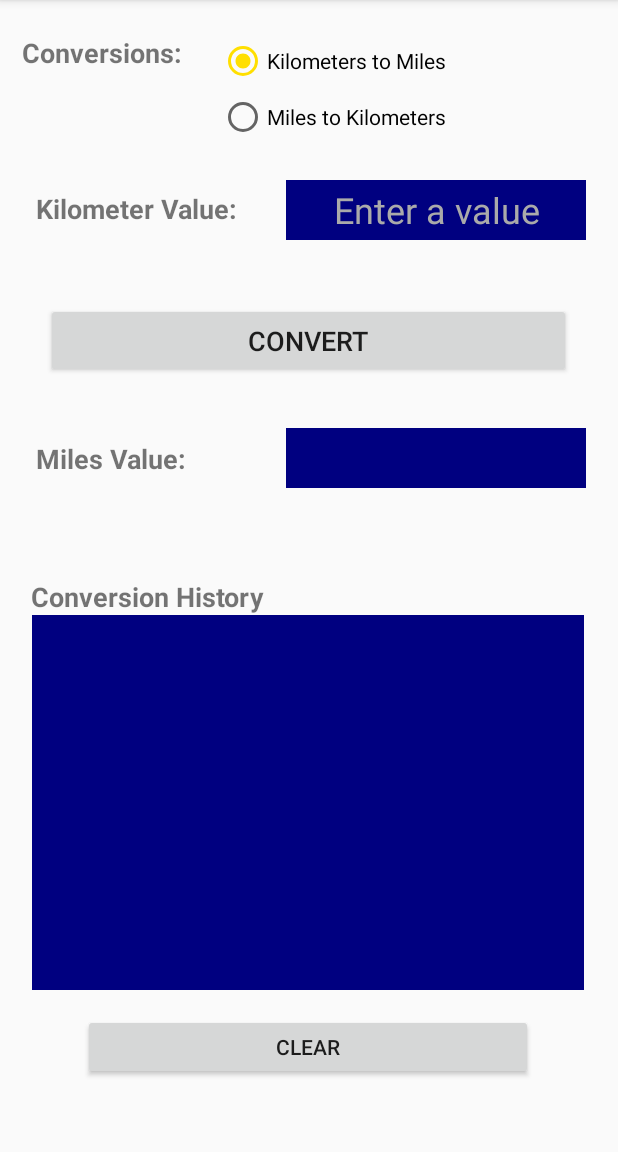
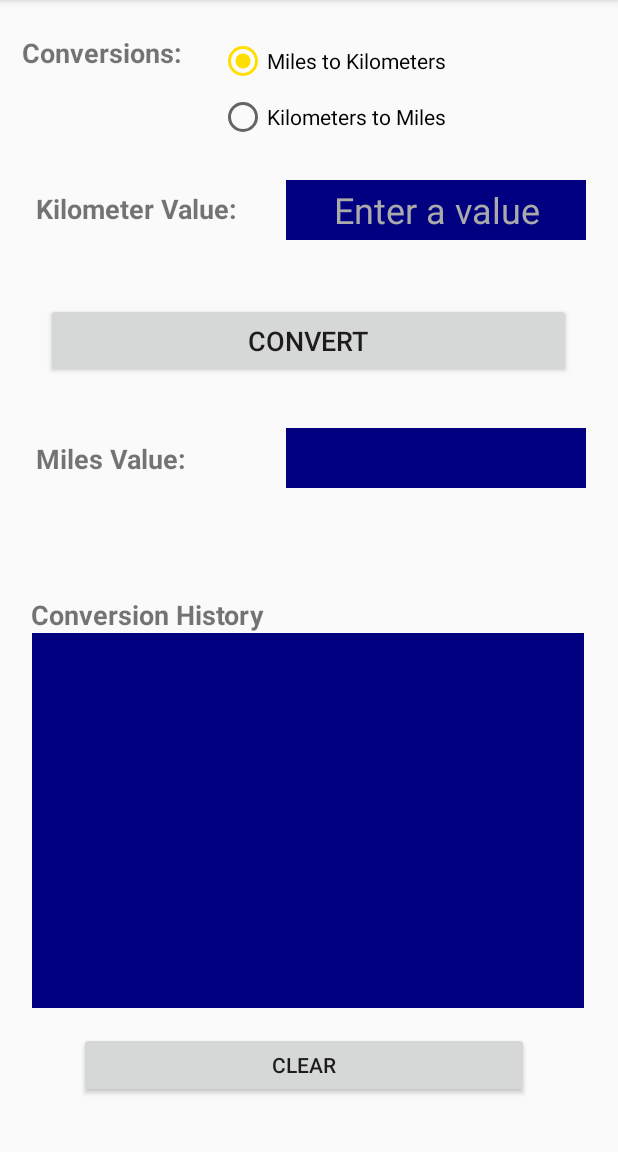
Before and after one commit to quananhle/OOP-and-Android-App-Development, an Android app: the screen it shows after launch (MainActivity), on a phone screen of 412 x 824 dp, the part 84-1236 px from its top. Run offline under Robolectric (Android 15) with nearby library versions, the phone set to English and light mode, and no system bars.

Commit message:
no message

```diff
--- a/Android-App-Developer/App/DistanceConverter/app/src/main/res/layout/activity_main.xml
+++ b/Android-App-Developer/App/DistanceConverter/app/src/main/res/layout/activity_main.xml
@@ -26,12 +26,12 @@
         android:layout_height="44dp"
         android:layout_marginStart="16dp"
         android:layout_marginEnd="16dp"
-        android:layout_marginBottom="48dp"
+        android:layout_marginBottom="36dp"
         android:onClick="clearClicked"
         android:text="CLEAR"
         app:layout_constraintBottom_toBottomOf="parent"
         app:layout_constraintEnd_toEndOf="parent"
-        app:layout_constraintHorizontal_bias="0.493"
+        app:layout_constraintHorizontal_bias="0.461"
         app:layout_constraintStart_toStartOf="parent" />
 
     <EditText
@@ -87,21 +87,22 @@
         app:layout_constraintVertical_bias="0.036">
 
         <RadioButton
-            android:id="@+id/kiloToMiles"
+            android:id="@+id/milesToKilo"
             android:layout_width="match_parent"
             android:layout_height="wrap_content"
             android:layout_marginBottom="5dp"
             android:checked="true"
             android:onClick="radioClicked"
-            android:text="Kilometers to Miles" />
+            android:text="Miles to Kilometers"
+             />
 
         <RadioButton
-            android:id="@+id/milesToKilo"
+            android:id="@+id/kiloToMiles"
             android:layout_width="match_parent"
             android:layout_height="wrap_content"
             android:layout_marginBottom="1dp"
+            android:text="Kilometers to Miles"
             android:onClick="radioClicked"
-            android:text="Miles to Kilometers"
             android:textSize="14sp" />
     </RadioGroup>
 
```
